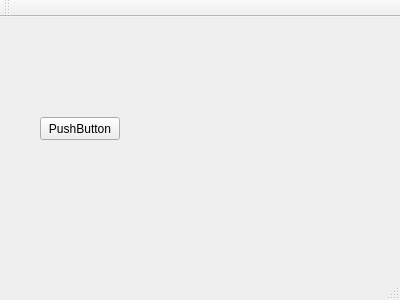
Above: mainwindow.ui from polovik/asa before the change. Below: the same form after it.
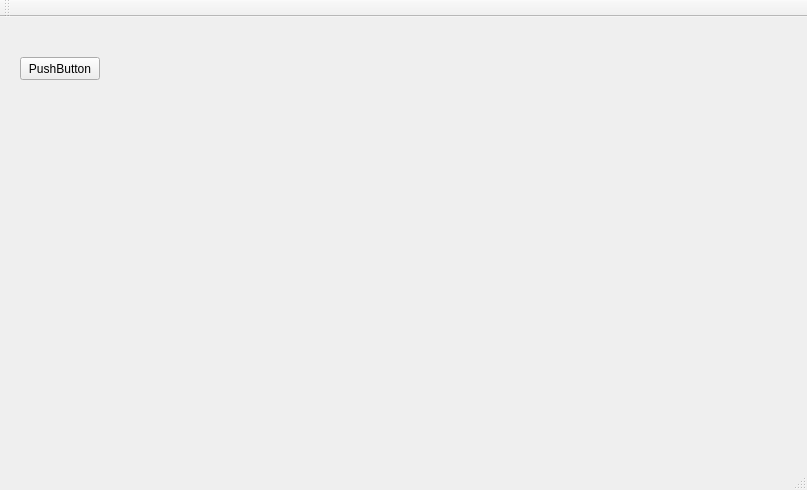
That is the form after the change. Custom widgets are drawn as their Qt base class.

Commit message: QCustomPlot is integrated in GUI.

The edit to the form file:
```diff
--- a/mainwindow.ui
+++ b/mainwindow.ui
@@ -6,8 +6,8 @@
    <rect>
     <x>0</x>
     <y>0</y>
-    <width>400</width>
-    <height>300</height>
+    <width>807</width>
+    <height>490</height>
    </rect>
   </property>
   <property name="windowTitle">
@@ -17,8 +17,8 @@
    <widget class="QPushButton" name="pushButton">
     <property name="geometry">
      <rect>
-      <x>40</x>
-      <y>100</y>
+      <x>20</x>
+      <y>40</y>
       <width>80</width>
       <height>23</height>
      </rect>
@@ -27,6 +27,16 @@
      <string>PushButton</string>
     </property>
    </widget>
+   <widget class="OscilloscopeView" name="oscilloscope" native="true">
+    <property name="geometry">
+     <rect>
+      <x>190</x>
+      <y>20</y>
+      <width>401</width>
+      <height>381</height>
+     </rect>
+    </property>
+   </widget>
   </widget>
   <widget class="QMenuBar" name="menuBar">
    <property name="geometry">
@@ -49,6 +59,14 @@
   <widget class="QStatusBar" name="statusBar"/>
  </widget>
  <layoutdefault spacing="6" margin="11"/>
+ <customwidgets>
+  <customwidget>
+   <class>OscilloscopeView</class>
+   <extends>QWidget</extends>
+   <header location="global">OscilloscopeView.h</header>
+   <container>1</container>
+  </customwidget>
+ </customwidgets>
  <resources/>
  <connections/>
 </ui>
```
Left out of the diff: 2 changed lines with no effect on the pictures. The commit also changes 6 other files.
